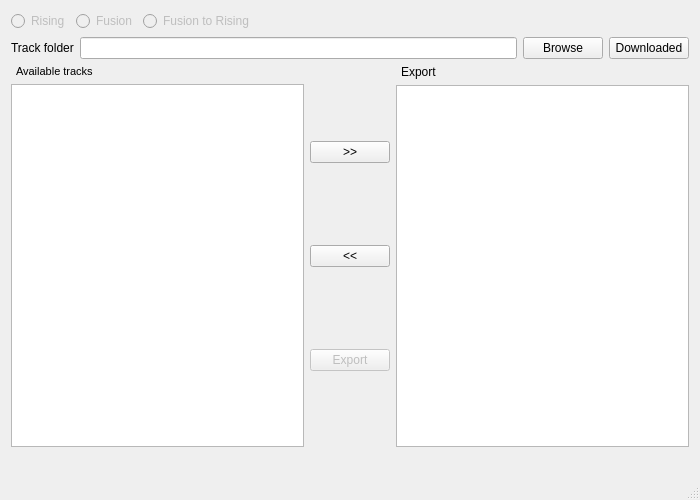
Before: the Qt Designer form TrialsEditorTool/trialseditortool.ui in Vitist/trials-editor-tool-2, drawn with Qt 5.
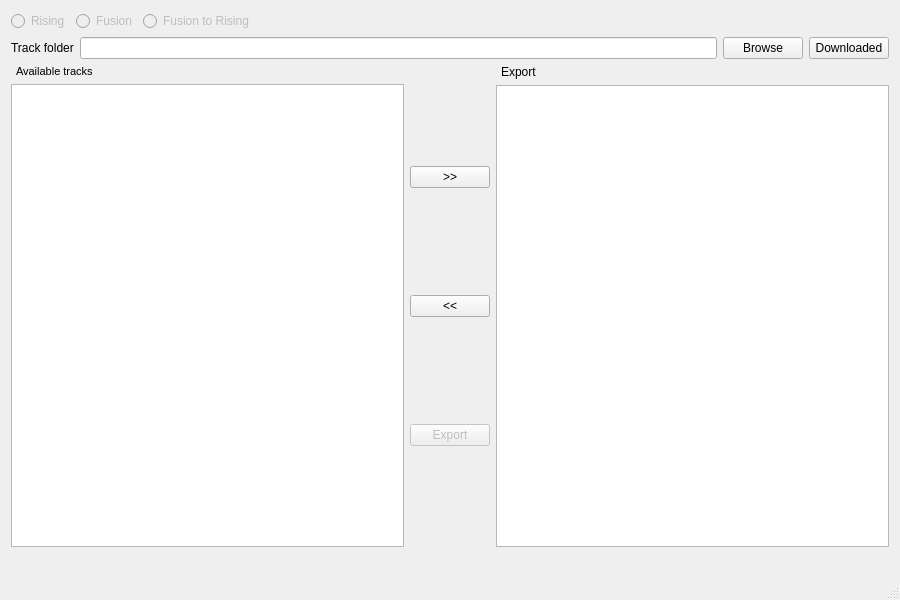
After: the same form once the commit is applied.

Patch:
```diff
--- a/TrialsEditorTool/trialseditortool.ui
+++ b/TrialsEditorTool/trialseditortool.ui
@@ -6,8 +6,8 @@
    <rect>
     <x>0</x>
     <y>0</y>
-    <width>700</width>
-    <height>500</height>
+    <width>900</width>
+    <height>600</height>
    </rect>
   </property>
   <property name="windowTitle">
@@ -132,6 +132,15 @@
           </item>
           <item>
            <widget class="QListWidget" name="availableTracksList">
+            <property name="iconSize">
+             <size>
+              <width>256</width>
+              <height>256</height>
+             </size>
+            </property>
+            <property name="selectionRectVisible">
+             <bool>false</bool>
+            </property>
             <property name="sortingEnabled">
              <bool>true</bool>
             </property>
```
Left out of the diff: 2 changed lines with no effect on the pictures.
